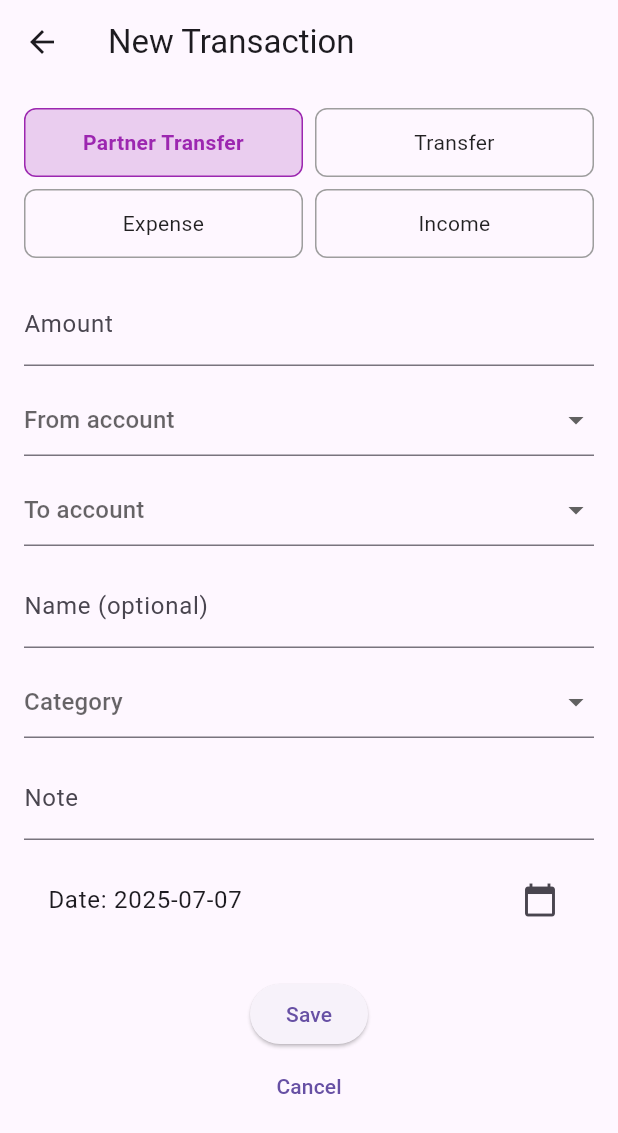
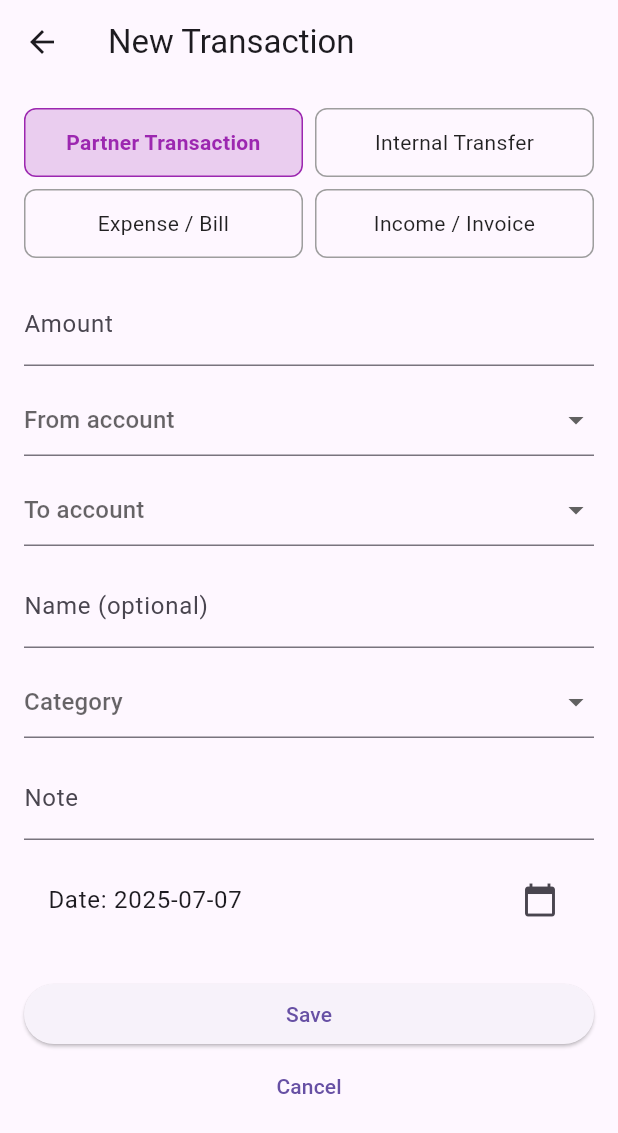
Before and after one commit to vukbundalo/platrare, a Flutter app: the screen it shows after launch, item 2 of the bottom bar chosen, after a tap on the "add" icon, on a phone screen of 412 x 824 dp. Shown: the top 1133 px of the screen. Run offline on Flutter 3.47's test engine with Material 3 defaults, Android fonts, the phone set to English and light mode, and no system bars; accounts and stored records are empty.

Commit message:
Formating

```diff
--- a/lib/main.dart
+++ b/lib/main.dart
@@ -29,9 +29,10 @@ class Account {
   });
 }
 
+// Enums
 enum AccountType { personal, partner, vendor, incomeSource, budget, category }
 
-List<String> dummyCategories = [];
+enum TransactionType { expense, income, transfer, partnerTransfer }
 
 enum ReviewAccountType { budget, category, vendor, incomeSource }
 
@@ -65,9 +66,9 @@ List<Account> dummyAccounts = [
     includeInBalance: true,
   ),
   Account(
-    name: 'Savings',
+    name: 'Piggy bank',
     type: AccountType.personal,
-    balance: 1400.0,
+    balance: 27.0,
     includeInBalance: false,
   ),
 
@@ -82,6 +83,36 @@ List<Account> dummyAccounts = [
     name: 'Željko Bundalo',
     type: AccountType.partner,
     balance: -3143,
+    includeInBalance: false,
+  ),
+  Account(
+    name: 'Nova Banka',
+    type: AccountType.partner,
+    balance: -1400,
+    includeInBalance: false,
+  ),
+  Account(
+    name: 'Electricity',
+    type: AccountType.partner,
+    balance: -1400,
+    includeInBalance: false,
+  ),
+  Account(
+    name: 'Building',
+    type: AccountType.partner,
+    balance: -1400,
+    includeInBalance: false,
+  ),
+  Account(
+    name: 'RTV',
+    type: AccountType.partner,
+    balance: -1400,
+    includeInBalance: false,
+  ),
+  Account(
+    name: 'Sanitation',
+    type: AccountType.partner,
+    balance: -1400,
     includeInBalance: false,
   ),
 
@@ -158,12 +189,14 @@ List<TransactionItem> dummyTransactions = [
 ];
 
 // Home Page
+
 class HomePage extends StatefulWidget {
   @override
   _HomePageState createState() => _HomePageState();
 }
 
 class _HomePageState extends State<HomePage> {
+
   int _currentIndex = 0;
   final _screens = [
     AccountsScreen(),
@@ -198,6 +231,8 @@ class _HomePageState extends State<HomePage> {
     );
   }
 }
+
+// Account Screen
 
 class AccountsScreen extends StatefulWidget {
   @override
@@ -487,53 +522,45 @@ class EditAccountScreen extends StatefulWidget {
 }
 
 class _EditAccountScreenState extends State<EditAccountScreen> {
-  late AccountType _type;
   late TextEditingController _nameCtrl;
   late TextEditingController _balCtrl;
-  late bool _includeInAvailableBalance;
-
-  static const Map<AccountType, String> _labels = {
-    AccountType.personal: 'Personal',
-    AccountType.partner: 'Partner',
-  };
+  late bool _includeInAvailable;
 
   @override
   void initState() {
     super.initState();
-    _type = widget.account.type;
     _nameCtrl = TextEditingController(text: widget.account.name);
     _balCtrl = TextEditingController(text: widget.account.balance.toString());
-    _includeInAvailableBalance = widget.account.includeInBalance;
+    _includeInAvailable = widget.account.includeInBalance;
   }
 
   Future<void> _confirmDelete() async {
-    final confirm = await showDialog<bool>(
+    final confirmed = await showDialog<bool>(
       context: context,
       builder:
-          (_) => AlertDialog(
+          (context) => AlertDialog(
             title: Text('Delete Account?'),
             content: Text('This action cannot be undone.'),
             actions: [
               TextButton(
+                child: Text('Cancel'),
                 onPressed: () => Navigator.pop(context, false),
-                child: Text('Cancel'),
               ),
               TextButton(
+                child: Text('Delete', style: TextStyle(color: Colors.red)),
                 onPressed: () => Navigator.pop(context, true),
-                child: Text('Delete', style: TextStyle(color: Colors.red)),
-              ),
-            ],
-          ),
-    );
-    if (confirm == true) Navigator.pop(context, 'delete');
+              ),
+            ],
+          ),
+    );
+    if (confirmed == true) {
+      Navigator.pop(context, 'delete');
+    }
   }
 
   @override
   Widget build(BuildContext context) {
-    // make two equal-width chips per row
-    final totalPad = 16.0 * 2;
-    final spacing = 8.0;
-    final chipW = (MediaQuery.of(context).size.width - totalPad - spacing) / 2;
+    final isPersonal = widget.account.type == AccountType.personal;
 
     return Scaffold(
       appBar: AppBar(
@@ -545,77 +572,37 @@ class _EditAccountScreenState extends State<EditAccountScreen> {
       body: Padding(
         padding: const EdgeInsets.all(16),
         child: Column(
-          children: [
-            // — 2-column “chips” for personal/partner —
-            Wrap(
-              spacing: spacing,
-              runSpacing: spacing,
-              children:
-                  _labels.entries.map((e) {
-                    final sel = _type == e.key;
-                    return SizedBox(
-                      width: chipW,
-                      child: InkWell(
-                        onTap: () => setState(() => _type = e.key),
-                        borderRadius: BorderRadius.circular(8),
-                        child: Container(
-                          padding: EdgeInsets.symmetric(vertical: 12),
-                          decoration: BoxDecoration(
-                            color:
-                                sel
-                                    ? Theme.of(context).colorScheme.primary
-                                    : null,
-                            border: Border.all(
-                              color:
-                                  sel
-                                      ? Theme.of(context).colorScheme.primary
-                                      : Colors.grey,
-                            ),
-                            borderRadius: BorderRadius.circular(8),
-                          ),
-                          alignment: Alignment.center,
-                          child: Text(
-                            e.value,
-                            textAlign: TextAlign.center,
-                            style: TextStyle(
-                              color: sel ? Colors.white : Colors.black87,
-                            ),
-                          ),
-                        ),
-                      ),
-                    );
-                  }).toList(),
-            ),
-
-            SizedBox(height: 24),
-
-            // — Name & Balance —
+          crossAxisAlignment: CrossAxisAlignment.stretch,
+          children: [
+            // Name
             TextField(
               controller: _nameCtrl,
               decoration: InputDecoration(labelText: 'Name'),
             ),
             SizedBox(height: 12),
+
+            // Current Balance
             TextField(
               controller: _balCtrl,
               keyboardType: TextInputType.numberWithOptions(decimal: true),
-              decoration: InputDecoration(labelText: 'Starting Balance'),
-            ),
-
-            // — Include toggle only for Personal —
-            if (_type == AccountType.personal) ...[
+              decoration: InputDecoration(labelText: 'Current Balance'),
+            ),
+
+            // Include toggle only for personal accounts
+            if (isPersonal) ...[
               SizedBox(height: 16),
               SwitchListTile(
                 title: Text('Include in Available Balance'),
-                value: _includeInAvailableBalance,
-                onChanged:
-                    (v) => setState(() => _includeInAvailableBalance = v),
+                value: _includeInAvailable,
+                onChanged: (v) => setState(() => _includeInAvailable = v),
               ),
             ],
 
             Spacer(),
 
-            // — Save Button —
+            // Save
             ElevatedButton(
+              child: Text('Save'),
               onPressed: () {
                 final name = _nameCtrl.text.trim();
                 if (name.isEmpty) return;
@@ -623,30 +610,21 @@ class _EditAccountScreenState extends State<EditAccountScreen> {
                 final bal = double.tryParse(_balCtrl.text) ?? 0.0;
                 final updated = Account(
                   name: name,
-                  type: _type,
+                  type: widget.account.type, // preserve original type
                   balance: bal,
-                  includeInBalance: _includeInAvailableBalance,
+                  includeInBalance: _includeInAvailable,
                 );
                 Navigator.pop(context, updated);
               },
-              child: Text('Save'),
-            ),
-          ],
-        ),
-      ),
-    );
-  }
-}
-
-// Reuse your existing models:
-enum TransactionType { expense, income, transfer, partnerTransfer }
-
-const Map<TransactionType, List<String>> _categories = {
-  TransactionType.expense: ['Food', 'Transport', 'Utilities', 'Shopping'],
-  TransactionType.income: ['Salary', 'Gift', 'Interest'],
-  TransactionType.transfer: [],
-  TransactionType.partnerTransfer: [],
-};
+            ),
+          ],
+        ),
+      ),
+    );
+  }
+}
+
+// Plan Screen
 
 class PlanScreen extends StatefulWidget {
   @override
@@ -731,7 +709,7 @@ class _PlanScreenState extends State<PlanScreen> {
         onPressed: () async {
           final newTx = await Navigator.push<TransactionItem?>(
             context,
-            MaterialPageRoute(builder: (_) => NewTransactionScreen()),
+            MaterialPageRoute(builder: (_) => NewPlannedTransactionScreen()),
           );
           if (newTx != null) {
             setState(() => _planned.add(newTx));
@@ -742,16 +720,17 @@ class _PlanScreenState extends State<PlanScreen> {
   }
 }
 
-class NewTransactionScreen extends StatefulWidget {
-  @override
-  _NewTransactionScreenState createState() => _NewTransactionScreenState();
-}
-
-class _NewTransactionScreenState extends State<NewTransactionScreen> {
+class NewPlannedTransactionScreen extends StatefulWidget {
+  @override
+  _NewPlannedTransactionScreenState createState() => _NewPlannedTransactionScreenState();
+}
+
+class _NewPlannedTransactionScreenState extends State<NewPlannedTransactionScreen> {
   TransactionType _type = TransactionType.partnerTransfer;
   DateTime _date = DateTime.now();
   Account? _from;
   Account? _to;
+  Account? _singleAccount; // for expense/income
   Account? _categoryAccount;
   final _nameCtrl = TextEditingController();
   final _amountCtrl = TextEditingController();
@@ -776,10 +755,10 @@ class _NewTransactionScreenState extends State<NewTransactionScreen> {
   ];
 
   static const _typeLabels = {
-    TransactionType.partnerTransfer: 'Partner Transfer',
-    TransactionType.transfer: 'Transfer',
-    TransactionType.expense: 'Expense',
-    TransactionType.income: 'Income',
+    TransactionType.partnerTransfer: 'Partner Transaction',
+    TransactionType.transfer: 'Internal Transfer',
+    TransactionType.expense: 'Expense / Bill',
+    TransactionType.income: 'Income / Invoice',
   };
   static const _typeColors = {
     TransactionType.partnerTransfer: Colors.purple,
@@ -793,16 +772,18 @@ class _NewTransactionScreenState extends State<NewTransactionScreen> {
     final spacing = 8.0;
     final chipWidth = (MediaQuery.of(context).size.width - 32 - spacing) / 2;
 
-    // From list
-    final fromList =
-        (_type == TransactionType.partnerTransfer)
-            ? [..._personal, ..._partners, ..._vendors, ..._incomeSources]
-            : (_type == TransactionType.transfer ||
-                _type == TransactionType.expense)
-            ? _personal
-            : <Account>[];
-
-    // To list
+    // —— From list (for underlying logic) ——
+    List<Account> fromList;
+    if (_type == TransactionType.partnerTransfer) {
+      fromList = _allForPartnerTx;
+    } else if (_type == TransactionType.transfer) {
+      fromList = _personal;
+    } else {
+      // expense/income: allow both personal & partner
+      fromList = [..._personal, ..._partners];
+    }
+
+    // —— To list ——
     List<Account>? toList;
     if (_type == TransactionType.partnerTransfer) {
       if (_from == null) {
@@ -831,7 +812,7 @@ class _NewTransactionScreenState extends State<NewTransactionScreen> {
       toList = _personal;
     }
 
-    // choose prefix for amount
+    // —— Prefix for amount field ——
     final prefix =
         _type == TransactionType.expense
             ? '-'
@@ -844,8 +825,9 @@ class _NewTransactionScreenState extends State<NewTransactionScreen> {
       body: SingleChildScrollView(
         padding: EdgeInsets.all(16),
         child: Column(
-          children: [
-            // type selector
+          crossAxisAlignment: CrossAxisAlignment.stretch,
+          children: [
+            // — Type selector —
             Wrap(
               spacing: spacing,
               runSpacing: spacing,
@@ -858,7 +840,7 @@ class _NewTransactionScreenState extends State<NewTransactionScreen> {
                         onTap:
                             () => setState(() {
                               _type = e.key;
-                              _from = _to = null;
+                              _from = _to = _singleAccount = null;
                             }),
                         borderRadius: BorderRadius.circular(8),
                         child: Container(
@@ -893,7 +875,7 @@ class _NewTransactionScreenState extends State<NewTransactionScreen> {
 
             SizedBox(height: 16),
 
-            // Amount with dynamic prefix
+            // — Amount —
             TextField(
               controller: _amountCtrl,
               decoration: InputDecoration(
@@ -905,8 +887,27 @@ class _NewTransactionScreenState extends State<NewTransactionScreen> {
 
             SizedBox(height: 12),
 
-            // From account (hide for Income)
-            if (_type != TransactionType.income) ...[
+            // — Single Account for Expense/Income —
+            if (_type == TransactionType.expense ||
+                _type == TransactionType.income) ...[
+              DropdownButtonFormField<Account>(
+                value: _singleAccount,
+                hint: Text('Account'),
+                items:
+                    fromList
+                        .map(
+                          (a) =>
+                              DropdownMenuItem(value: a, child: Text(a.name)),
+                        )
+                        .toList(),
+                onChanged: (v) => setState(() => _singleAccount = v),
+              ),
+              SizedBox(height: 12),
+            ],
+
+            // — From & To for Transfer & PartnerTransfer —
+            if (_type == TransactionType.transfer ||
+                _type == TransactionType.partnerTransfer) ...[
               DropdownButtonFormField<Account>(
                 value: _from,
                 hint: Text('From account'),
@@ -924,9 +925,6 @@ class _NewTransactionScreenState extends State<NewTransactionScreen> {
                     }),
               ),
               SizedBox(height: 12),
-            ],
-
-            // To account
               if (toList != null) ...[
                 DropdownButtonFormField<Account>(
                   value: _to,
@@ -942,14 +940,15 @@ class _NewTransactionScreenState extends State<NewTransactionScreen> {
                 ),
                 SizedBox(height: 12),
               ],
-
-            // Name
+            ],
+
+            // — Optional Name —
             TextField(
               controller: _nameCtrl,
               decoration: InputDecoration(labelText: 'Name (optional)'),
             ),
 
-            // Category
+            // — Category —
             if (_categories.isNotEmpty) ...[
               SizedBox(height: 12),
               DropdownButtonFormField<Account>(
@@ -968,7 +967,7 @@ class _NewTransactionScreenState extends State<NewTransactionScreen> {
 
             SizedBox(height: 12),
 
-            // Note
+            // — Note —
             TextField(
               controller: _noteCtrl,
               decoration: InputDecoration(labelText: 'Note'),
@@ -976,7 +975,7 @@ class _NewTransactionScreenState extends State<NewTransactionScreen> {
 
             SizedBox(height: 12),
 
-            // Date
+            // — Date —
             ListTile(
               title: Text(
                 'Date: ${_date.toLocal().toIso8601String().split("T").first}',
@@ -995,16 +994,21 @@ class _NewTransactionScreenState extends State<NewTransactionScreen> {
 
             SizedBox(height: 24),
 
-            // Save
+            // — Save —
             ElevatedButton(
               child: Text('Save'),
               onPressed: () {
                 final raw = double.tryParse(_amountCtrl.text) ?? 0.0;
                 final amt = _type == TransactionType.expense ? -raw : raw;
-                final target =
-                    (_type == TransactionType.income ? _to! : (_to ?? _from!));
-
-                // update category balance
+                Account target;
+                if (_type == TransactionType.expense ||
+                    _type == TransactionType.income) {
+                  target = _singleAccount!;
+                } else {
+                  target = (_to ?? _from)!;
+                }
+
+                // update category balance if selected
                 if (_categoryAccount != null) {
                   final idx = dummyAccounts.indexWhere(
                     (a) => a.name == _categoryAccount!.name,
@@ -1045,6 +1049,7 @@ class _NewTransactionScreenState extends State<NewTransactionScreen> {
 }
 
 class TrackScreen extends StatelessWidget {
+
   @override
   Widget build(BuildContext context) {
     return Scaffold(
@@ -1056,9 +1061,7 @@ class TrackScreen extends StatelessWidget {
   }
 }
 
-// review_screen.dart
-
-// review_screen.dart
+// Review Screen
 
 class ReviewScreen extends StatefulWidget {
   @override
@@ -1078,10 +1081,14 @@ class _ReviewScreenState extends State<ReviewScreen> {
   }
 
   void _reloadAll() {
-    budgetList     = dummyAccounts.where((a) => a.type==AccountType.budget).toList();
-    categoryList   = dummyAccounts.where((a) => a.type==AccountType.category).toList();
-    vendorList     = dummyAccounts.where((a) => a.type==AccountType.vendor).toList();
-    incomeList     = dummyAccounts.where((a) => a.type==AccountType.incomeSource).toList();
+    budgetList =
+        dummyAccounts.where((a) => a.type == AccountType.budget).toList();
+    categoryList =
+        dummyAccounts.where((a) => a.type == AccountType.category).toList();
+    vendorList =
+        dummyAccounts.where((a) => a.type == AccountType.vendor).toList();
+    incomeList =
+        dummyAccounts.where((a) => a.type == AccountType.incomeSource).toList();
   }
 
   Future<void> _editOrDelete(Account acc, List<Account> list) async {
@@ -1091,14 +1098,14 @@ class _ReviewScreenState extends State<ReviewScreen> {
     );
     if (result is Account) {
       // update global
-      final gi = dummyAccounts.indexWhere((a)=>a.name==acc.name);
-      if(gi!=-1) dummyAccounts[gi] = result;
+      final gi = dummyAccounts.indexWhere((a) => a.name == acc.name);
+      if (gi != -1) dummyAccounts[gi] = result;
       // update local
       final li = list.indexOf(acc);
       setState(() => list[li] = result);
-    } else if (result=='delete') {
+    } else if (result == 'delete') {
       setState(() {
-        dummyAccounts.removeWhere((a)=>a.name==acc.name);
+        dummyAccounts.removeWhere((a) => a.name == acc.name);
         list.remove(acc);
       });
     }
@@ -1107,13 +1114,15 @@ class _ReviewScreenState extends State<ReviewScreen> {
   Widget _buildSection(String title, List<Account> list, Key key) {
     if (list.isEmpty) {
       return Padding(
-        padding: const EdgeInsets.symmetric(vertical:16),
-        child: Center(child: Text('No $title yet.', style:TextStyle(color:Colors.grey))),
+        padding: const EdgeInsets.symmetric(vertical: 16),
+        child: Center(
+          child: Text('No $title yet.', style: TextStyle(color: Colors.grey)),
+        ),
       );
     }
     return Column(
       crossAxisAlignment: CrossAxisAlignment.start,
-      children:[
+      children: [
         SectionHeader(title),
         ReorderableListView(
           key: key,
@@ -1121,21 +1130,21 @@ class _ReviewScreenState extends State<ReviewScreen> {
           shrinkWrap: true,
           physics: NeverScrollableScrollPhysics(),
           proxyDecorator: (child, index, animation) => child,
-          onReorder:(oldIndex,newIndex){
+          onReorder: (oldIndex, newIndex) {
             setState(() {
-              if(newIndex>oldIndex)newIndex--;
-              final acct=list.removeAt(oldIndex);
-              list.insert(newIndex,acct);
+              if (newIndex > oldIndex) newIndex--;
+              final acct = list.removeAt(oldIndex);
+              list.insert(newIndex, acct);
             });
           },
-          children:[
-            for(var acct in list)
+          children: [
+            for (var acct in list)
               ReorderableDragStartListener(
                 key: ValueKey(acct.name),
                 index: list.indexOf(acct),
                 child: GestureDetector(
-                  onTap: ()=>_editOrDelete(acct,list),
-                  child: AccountCard(account:acct),
+                  onTap: () => _editOrDelete(acct, list),
+                  child: AccountCard(account: acct),
                 ),
               ),
           ],
@@ -1152,11 +1161,11 @@ proxyDecorator: (child, index, animation) => child,
         padding: const EdgeInsets.all(16),
         children: [
           _buildSection('Budgets', budgetList, ValueKey('b')),
-          SizedBox(height:24),
+          SizedBox(height: 24),
           _buildSection('Categories', categoryList, ValueKey('c')),
-          SizedBox(height:24),
+          SizedBox(height: 24),
           _buildSection('Vendors', vendorList, ValueKey('v')),
-          SizedBox(height:24),
+          SizedBox(height: 24),
           _buildSection('Income Sources', incomeList, ValueKey('i')),
         ],
       ),
@@ -1167,7 +1176,7 @@ proxyDecorator: (child, index, animation) => child,
             context,
             MaterialPageRoute(builder: (_) => NewReviewAccountScreen()),
           );
-          if (result!=null) {
+          if (result != null) {
             setState(() {
               dummyAccounts.add(result);
               _reloadAll();
@@ -1266,7 +1275,7 @@ class _NewReviewAccountScreenState extends State<NewReviewAccountScreen> {
             TextField(
               controller: _balCtrl,
               keyboardType: TextInputType.numberWithOptions(decimal: true),
-              decoration: InputDecoration(labelText: 'Starting Balance'),
+              decoration: InputDecoration(labelText: 'Amount'),
             ),
 
             Spacer(),
@@ -1328,10 +1337,12 @@ class _NewReviewAccountScreenState extends State<NewReviewAccountScreen> {
 
 class EditReviewAccountScreen extends StatefulWidget {
   final Account account;
-  const EditReviewAccountScreen({Key? key, required this.account}) : super(key: key);
-
-  @override
-  _EditReviewAccountScreenState createState() => _EditReviewAccountScreenState();
+  const EditReviewAccountScreen({Key? key, required this.account})
+    : super(key: key);
+
+  @override
+  _EditReviewAccountScreenState createState() =>
+      _EditReviewAccountScreenState();
 }
 
 class _EditReviewAccountScreenState extends State<EditReviewAccountScreen> {
@@ -1342,13 +1353,14 @@ class _EditReviewAccountScreenState extends State<EditReviewAccountScreen> {
   void initState() {
     super.initState();
     _nameCtrl = TextEditingController(text: widget.account.name);
-    _balCtrl  = TextEditingController(text: widget.account.balance.toString());
+    _balCtrl = TextEditingController(text: widget.account.balance.toString());
   }
 
   Future<bool?> _confirmDelete() {
     return showDialog<bool>(
       context: context,
-      builder: (context) => AlertDialog(
+      builder:
+          (context) => AlertDialog(
             title: Text('Delete?'),
             content: Text('Remove "${widget.account.name}"?'),
             actions: [
@@ -1369,7 +1381,7 @@ class _EditReviewAccountScreenState extends State<EditReviewAccountScreen> {
   Widget build(BuildContext context) {
     return Scaffold(
       appBar: AppBar(
-        title: Text('Edit Item'),
+        title: Text('Edit Review Item'),
         actions: [
           IconButton(
             icon: Icon(Icons.delete),
@@ -1377,7 +1389,7 @@ class _EditReviewAccountScreenState extends State<EditReviewAccountScreen> {
               final confirm = await _confirmDelete();
               if (confirm == true) Navigator.pop(context, 'delete');
             },
-          )
+          ),
         ],
       ),
       body: Padding(
@@ -1393,7 +1405,7 @@ class _EditReviewAccountScreenState extends State<EditReviewAccountScreen> {
             TextField(
               controller: _balCtrl,
               keyboardType: TextInputType.numberWithOptions(decimal: true),
-              decoration: InputDecoration(labelText: 'Starting Balance'),
+              decoration: InputDecoration(labelText: 'Current amount'),
             ),
             Spacer(),
             ElevatedButton(
@@ -1402,12 +1414,15 @@ class _EditReviewAccountScreenState extends State<EditReviewAccountScreen> {
                 final name = _nameCtrl.text.trim();
                 if (name.isEmpty) return;
                 final bal = double.tryParse(_balCtrl.text) ?? 0.0;
-                Navigator.pop(context, Account(
+                Navigator.pop(
+                  context,
+                  Account(
                     name: name,
                     type: widget.account.type,
                     balance: bal,
                     includeInBalance: widget.account.includeInBalance,
-                ));
+                  ),
+                );
               },
             ),
           ],
```
Lines whose indentation alone changed are shown as unchanged.
